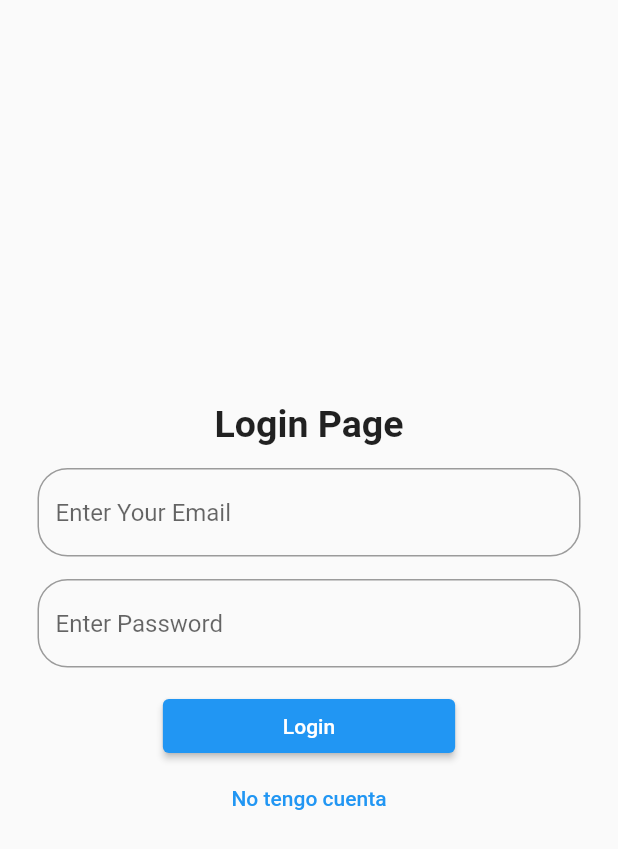
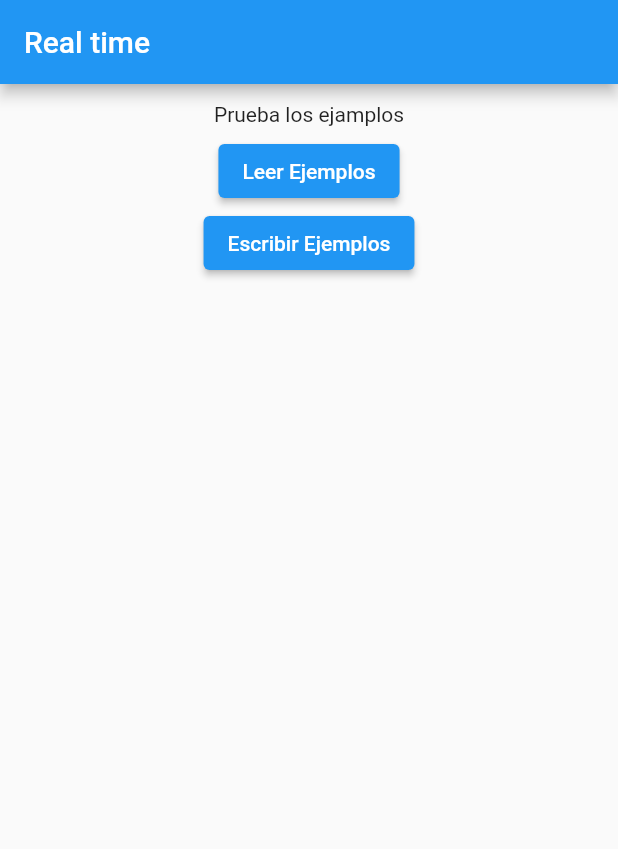
Before and after one commit to eumonma/tutorial_dev_stack, a Flutter app: the screen it shows after launch, on a phone screen of 412 x 824 dp. Shown: the top 849 px of the screen. Run offline on Flutter 3.47's test engine with Material 2 defaults, Android fonts, the phone set to English and light mode, and no system bars; our stand-ins replace firebase_auth, firebase_core, firebase_database; accounts and stored records are empty.

Commit message:
Realtime Firebase Tutorial

```diff
--- /dev/null
+++ b/lib/RealTime/realtime_page.dart
@@ -0,0 +1,49 @@
+import 'package:flutter/material.dart';
+import 'package:tutorial_dev_stack/RealTime/views/read_examples.dart';
+import 'package:tutorial_dev_stack/RealTime/views/write_examples.dart';
+
+class RealTimePage extends StatelessWidget {
+  const RealTimePage({Key? key}) : super(key: key);
+
+  @override
+  Widget build(BuildContext context) {
+    return Scaffold(
+      appBar: AppBar(
+        title: Text("Real time"),
+      ),
+      body: Padding(
+        padding: const EdgeInsets.all(12.0),
+        child: Column(
+          crossAxisAlignment: CrossAxisAlignment.center,
+          children: [
+            Text("Prueba los ejamplos"),
+            SizedBox(
+                height: 6,
+                width: MediaQuery.of(context).size.width
+            ),
+            ElevatedButton(
+                onPressed: (){
+                  Navigator.push(
+                      context,
+                      MaterialPageRoute(
+                        builder: (context) => ReadExamples(),
+                      ));
+                },
+                child: Text("Leer Ejemplos"),
+            ),
+            ElevatedButton(
+                onPressed: (){
+                  Navigator.push(
+                      context,
+                      MaterialPageRoute(
+                        builder: (context) => WriteExamples(),
+                      ));
+                },
+                child: Text("Escribir Ejemplos"),
+            ),
+          ],
+        ),
+      ),
+    );
+  }
+}
--- a/lib/chatScreen.dart
+++ b/lib/chatScreen.dart
@@ -1,4 +1,4 @@
-import 'dart:html';
+//import 'dart:html';
 
 import 'package:flutter/material.dart';
 
--- a/lib/main.dart
+++ b/lib/main.dart
@@ -1,6 +1,7 @@
 import 'package:firebase_core/firebase_core.dart';
 import 'package:flutter/cupertino.dart';
 import 'package:flutter/material.dart';
+import 'package:tutorial_dev_stack/RealTime/realtime_page.dart';
 
 import 'login_page.dart';
 
@@ -14,7 +15,8 @@ Future<void> main() async {
     theme: ThemeData(
       primarySwatch: Colors.blue,
     ),
-    home: LoginPage(),
+//    home: LoginPage(),
+    home: RealTimePage(),
     debugShowCheckedModeBanner: false,
   ));
 }
--- a/pubspec.yaml
+++ b/pubspec.yaml
@@ -28,6 +28,8 @@ dependencies:
   firebase_auth: ^3.1.0
   firebase_analytics: ^8.3.1
   cloud_firestore: ^2.5.2
+  firebase_database: ^8.0.0
+
 
   # The following adds the Cupertino Icons font to your application.
   # Use with the CupertinoIcons class for iOS style icons.
```
Also changed, not shown: lib/RealTime/views/read_examples.dart (added, +30 -0 lines), lib/RealTime/views/write_examples.dart (added, +108 -0 lines), pubspec.lock.
